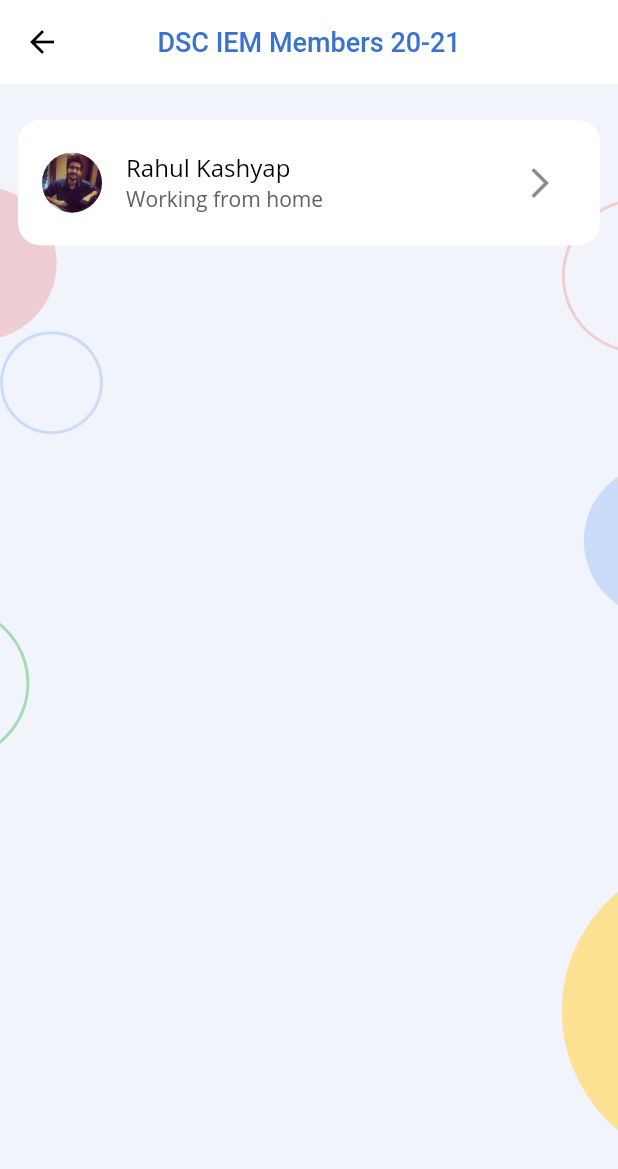
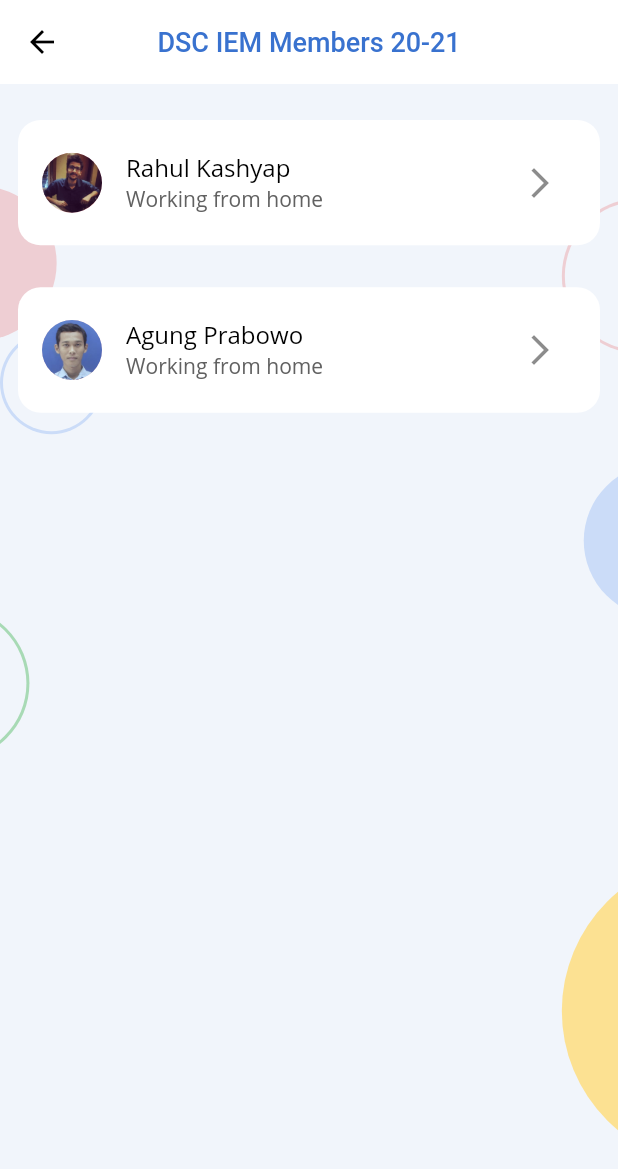
Before and after one commit to dsc-iem/AppDev-Hacktoberfest, a Flutter app: the MembersOverviewScreen screen opened directly, on a phone screen of 412 x 824 dp. Shown: the top 1169 px of the screen. Run offline on Flutter 3.47's test engine with Material 2 defaults, Android fonts, the phone set to English and light mode, and no system bars; our stand-ins replace shared_preferences; missing offline and left inert: circular_reveal_animation; accounts and stored records are empty.

Commit message:
Agung Prabowo Profile Card Added

```diff
--- a/lib/data/all_members.dart
+++ b/lib/data/all_members.dart
@@ -35,6 +35,20 @@ class AllMembers {
         githubUrl: 'https://github.com/imkashyap',
         linkedInUrl: 'https://www.linkedin.com/in/rahul-kashyap-230577195/',
         status: 'Working from home'),
+
+
+
+    Member(
+        name: 'Agung Prabowo',
+        year: '1st',
+        department: 'Mobile',
+        profilePath: 'assets/profiles/agung-prabowo.jpg',
+        aboutMe:
+            'I am a flutter developer.I like to spend a large amount of time exploring the latest technology advancements. A team player with a can-do attitude.',
+        fburl: 'https://www.facebook.com/agung.prabowo.110696/',
+        githubUrl: 'https://github.com/AgungPrabowo',
+        linkedInUrl: 'https://www.linkedin.com/in/agung-prabowo-6104a2137/',
+        status: 'Working from home'),
   ];
 
   static List<Member> get members {
```
Also changed, not shown: assets/profiles/agung-prabowo.jpg (added).
